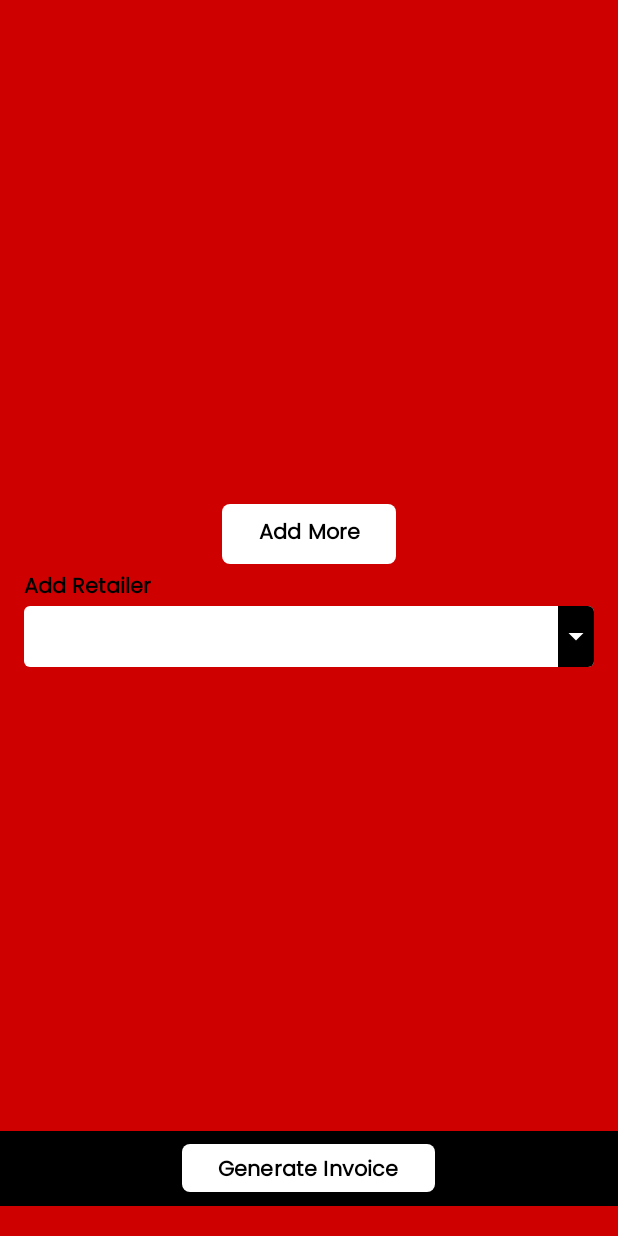
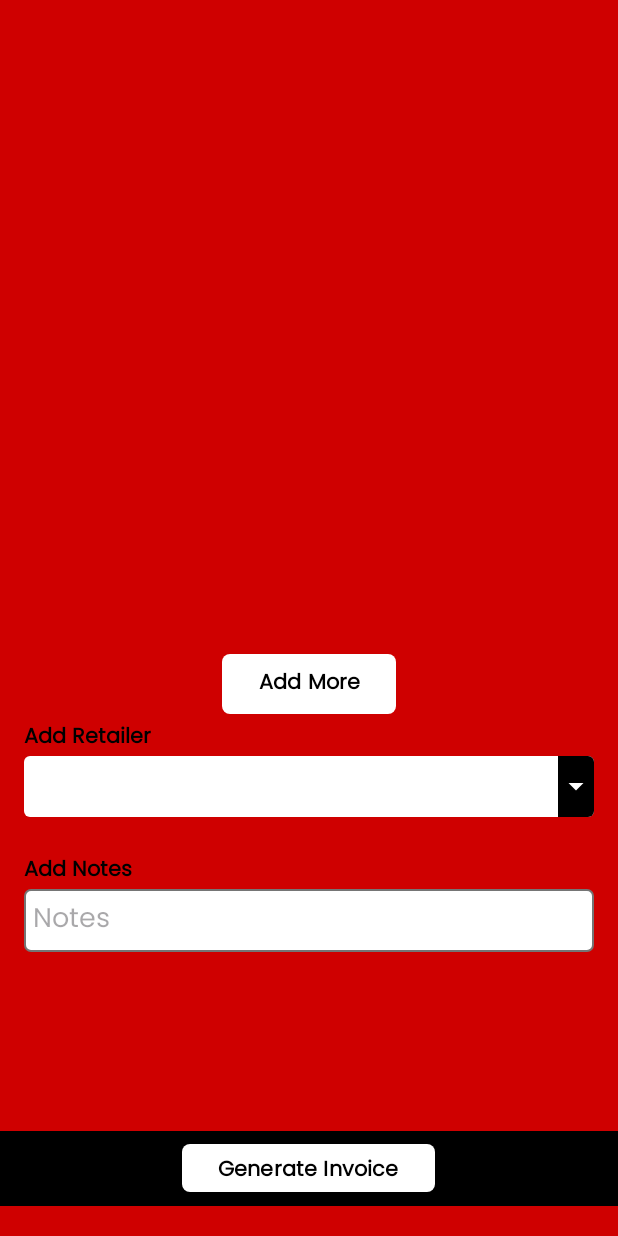
Before and after one commit to isar-hub/Imagine, an Android app: the BillingPanelFragment screen opened directly, with no data from a screen before it, on a phone screen of 412 x 824 dp. Run offline under Robolectric (Android 15) with nearby library versions, the light colour scheme and no system bars; our stand-ins replace Firebase (no records; nobody signed in at launch, a user with empty details on screens opened directly); 6 statements that could not run were skipped.

Commit message:
work on Transactions

```diff
--- a/app/src/main/java/com/isar/imagine/barcode_scenning/BarCodeScanningActivity.kt
+++ b/app/src/main/java/com/isar/imagine/barcode_scenning/BarCodeScanningActivity.kt
@@ -285,7 +285,6 @@ class BarCodeScanningActivity : AppCompatActivity(), OnClickListener {
                     Log.e("tag","Loading...............")
                 }
                 is Results.Success -> {
-
                     showSuccessItemDialog(it.data!!)
                     CustomProgressBar.dismiss()
                     Log.e("BILLING"," data size is ${it.data}")
@@ -297,12 +296,13 @@ class BarCodeScanningActivity : AppCompatActivity(), OnClickListener {
 
     private fun showSuccessItemDialog(item: BillingDataModel) {
 
-        if (listData.any { it.serialNumber == item.serialNumber }) {
+        if (listData.any { it.quantity == item.quantity }) {
             Log.e(TAG, "Item with serial number ${item.serialNumber} already exists in listData.")
         } else {
             listData.add(item)
         }
         val barcodeFieldList = arrayListOf(
+            BarcodeField("Quantity", item.quantity.toString(),true),
             BarcodeField("Serial Number ", item.serialNumber),
             BarcodeField("Brand", item.brand),
             BarcodeField("Model", item.model),
@@ -310,7 +310,6 @@ class BarCodeScanningActivity : AppCompatActivity(), OnClickListener {
             BarcodeField("Condition", item.condition),
             BarcodeField("Purchase Price", item.purchasePrice.toString()),
             BarcodeField("Selling Price", item.sellingPrice.toString()),
-            BarcodeField("Quantity", item.quantity.toString(),true),
             BarcodeField("Notes", item.notes),
         )
         CommonMethods.showLogs("BILLING","Size of list data is ${listData.size}")
--- a/app/src/main/java/com/isar/imagine/billing/BillingPanelFragment.kt
+++ b/app/src/main/java/com/isar/imagine/billing/BillingPanelFragment.kt
@@ -24,17 +24,13 @@ import com.isar.imagine.databinding.FragmentSecondBinding
 import com.isar.imagine.utils.CommonMethods
 import com.isar.imagine.utils.CustomDialog
 import com.isar.imagine.utils.CustomProgressBar
-import com.isar.imagine.utils.Invoice
 import com.isar.imagine.utils.Invoice.createPdf
 import com.isar.imagine.utils.Results
-import com.isar.imagine.utils.Utils
 import com.isar.imagine.utils.getTextView
 import com.isar.imagine.viewmodels.AppDatabase
 import com.isar.imagine.viewmodels.RetailerEntity
 import com.isar.imagine.viewmodels.RetailerRepository
-import kotlinx.coroutines.Dispatchers
 import kotlinx.coroutines.launch
-import kotlinx.coroutines.withContext
 
 class BillingPanelFragment : AppCompatActivity() {
 
@@ -68,7 +64,7 @@ class BillingPanelFragment : AppCompatActivity() {
 
 
         val dataList = intent.getSerializableExtra("data") as List<BillingDataModel>
-        CommonMethods.showLogs("BILLING", "get size is ${dataList.size}")
+        CommonMethods.showLogs("BILLING", "get size is ${dataList[0].quantity}")
         listData.addAll(dataList)
 
         listViewInitialize(view = binding.root)
@@ -122,7 +118,7 @@ class BillingPanelFragment : AppCompatActivity() {
             CustomProgressBar.show(this, "Loading...")
 
             lifecycleScope.launch {
-                viewModel.addTransaction(listData,retailerEntity.uid) {
+                viewModel.addTransaction(listData, retailerEntity.uid) {
                     if (it) {
                         generateInvoice()
                     } else {
@@ -167,22 +163,34 @@ class BillingPanelFragment : AppCompatActivity() {
 
         val headerMap = listData.map { it.brand }.distinct()
         val itemMap = listData.map { it.toInventory() }.distinct().groupBy { it.brand }
-        val expandableListAdapter =
-            InventoryExpandableListAdapter(applicationContext, headerMap, itemMap)
+        CommonMethods.showLogs("TAG", "ITEM MAP IS $itemMap")
+
+
+        val expandableListAdapter = InventoryExpandableListAdapter(this, headerMap, itemMap)
         expandableListView.setAdapter(expandableListAdapter)
+        expandableListView.setOnChildClickListener { parent, v, groupPosition, childPosition, id ->
+            CommonMethods.showLogs("TAG","CLICKED $groupPosition  $childPosition $id")
+
+            expandableListView.expandGroup(groupPosition)
+
+
+        }
+        expandableListView.setOnGroupExpandListener { groupPosition ->
+            CommonMethods.showLogs("TAG", "Group expanded at position: $groupPosition")
+        }
 
 
     }
 
     fun BillingDataModel.toInventory(): InventoryItem {
         return InventoryItem(
+            quantity = this.quantity.toInt(),
             brand = this.brand,
             model = this.model,
             variant = this.variant,
             condition = this.condition,
             purchasePrice = this.purchasePrice,
             sellingPrice = this.sellingPrice,
-            quantity = this.quantity.toInt(),
             notes = this.notes
         )
     }
--- a/app/src/main/java/com/isar/imagine/data/model/VariantsAndColorsResponse.kt
+++ b/app/src/main/java/com/isar/imagine/data/model/VariantsAndColorsResponse.kt
@@ -1,13 +1,13 @@
 package com.isar.imagine.data.model
 
 data class InventoryItem(
+    var quantity: Int,
     val brand: String,
     val model: String,
     val variant: String,
     val condition: String,
     var purchasePrice: Double,
     var sellingPrice: Double,
-    var quantity: Int,
     var notes: String
 )
 
--- a/app/src/main/java/com/isar/imagine/inventory/InventoryViewModel.kt
+++ b/app/src/main/java/com/isar/imagine/inventory/InventoryViewModel.kt
@@ -119,7 +119,7 @@ class InventoryViewModel(private val repository: InventoryRepository) : ViewMode
 
         //new item of inventory item with method parameters
         val newItem = InventoryItem(
-            name, model, variant, condition, purchasePrice, sellingPrice, quantity, notes
+            quantity, name, model, variant, condition, purchasePrice, sellingPrice, notes
         )
 
         //temp list of inventory item
--- a/app/src/main/java/com/isar/imagine/transactions/TransactionsViewModel.kt
+++ b/app/src/main/java/com/isar/imagine/transactions/TransactionsViewModel.kt
@@ -26,7 +26,7 @@ class TransactionsViewModel (private val repository: InventoryRepository) : View
 
         //new item of inventory item with method parameters
         val newItem = InventoryItem(
-            name, model,  variant, condition, purchasePrice, sellingPrice, quantity, notes
+            quantity,name, model,  variant, condition, purchasePrice, sellingPrice,  notes
         )
 
         //temp list of inventory item
--- a/app/src/main/res/layout/expandable_list_item.xml
+++ b/app/src/main/res/layout/expandable_list_item.xml
@@ -11,9 +11,6 @@
 
         android:padding="8dp"
         >
-
-
-
     <TextView
         android:id="@+id/model"
         android:layout_width="wrap_content"
--- a/app/src/main/res/layout/fragment_second.xml
+++ b/app/src/main/res/layout/fragment_second.xml
@@ -2,19 +2,27 @@
 <RelativeLayout xmlns:android="http://schemas.android.com/apk/res/android"
     xmlns:app="http://schemas.android.com/apk/res-auto"
     xmlns:tools="http://schemas.android.com/tools"
+    android:id="@+id/billingMain"
     android:layout_width="match_parent"
     android:layout_height="match_parent"
+    android:background="@color/red"
     android:orientation="vertical"
-    android:background="@color/red"
-    android:id="@+id/billingMain"
     tools:context=".billing.BillingPanelFragment">
 
-
+    <ExpandableListView
+        android:id="@+id/listViewBilling"
+        android:layout_width="match_parent"
+        android:layout_height="400dp"
+        android:padding="10dp"
+        android:clickable="true"
+        android:layout_marginTop="16dp"
+        tools:listheader="@android:layout/simple_expandable_list_item_1"
+         />
     <ScrollView
+        android:id="@+id/scrollable"
         android:layout_width="match_parent"
-        android:layout_height="match_parent"
-        android:id="@+id/scrollable"
-        >
+        android:layout_below="@+id/listViewBilling"
+        android:layout_height="match_parent">
 
         <LinearLayout
 
@@ -24,25 +32,17 @@
             android:orientation="vertical"
             android:padding="16dp">
 
-            <ExpandableListView
-                android:id="@+id/listViewBilling"
-                android:layout_width="match_parent"
-                android:layout_height="300dp"
-                android:layout_marginTop="16dp"
-                android:layout_below="@+id/scrollable"
-                tools:listheader="@layout/expandable_list_header"
-                />
 
             <com.google.android.material.button.MaterialButton
                 android:id="@+id/buttonAdd"
                 android:layout_width="wrap_content"
                 android:layout_height="wrap_content"
+                android:layout_gravity="center"
                 android:text="Add More"
                 android:textColor="@color/black"
                 android:textStyle="bold"
                 app:backgroundTint="@color/white"
                 app:cornerRadius="5dp"
-                android:layout_gravity="center"
 
                 />
 
@@ -51,69 +51,61 @@
             <TextView
                 android:layout_width="wrap_content"
                 android:layout_height="wrap_content"
+                android:text="Add Retailer"
                 android:textColor="@color/black"
-                android:textStyle="bold"
-                android:text="Add Retailer" />
+                android:textStyle="bold" />
 
             <AutoCompleteTextView
                 android:id="@+id/autoCompleteTextView"
                 android:layout_width="match_parent"
                 android:layout_height="wrap_content"
-                android:prompt="@string/variant"
-                android:padding="5dp"
+                android:layout_marginBottom="8dp"
                 android:background="@drawable/dropdown_bg"
                 android:dropDownSelector="@color/white"
-                android:layout_marginBottom="8dp" />
+                android:padding="5dp"
+                android:prompt="@string/variant" />
+            <TextView
+                android:id="@+id/notes_text"
+                android:layout_width="wrap_content"
+                android:layout_height="wrap_content"
+                android:layout_marginTop="16dp"
 
-            <!-- Send Bill -->
-
-<!--            <EditText-->
-<!--                android:layout_width="match_parent"-->
-<!--                android:layout_height="wrap_content"-->
-<!--                android:hint="Add Quantity"-->
-<!--                android:inputType="number"-->
-<!--                android:layout_marginTop="16dp"/>-->
-
-<!--            <Button-->
-<!--                android:id="@+id/btnSendBill"-->
-<!--                android:layout_width="wrap_content"-->
-<!--                android:layout_height="wrap_content"-->
-<!--                android:layout_marginTop="32dp"-->
-<!--                android:text="Save" />-->
-
-
-<!--            <Button-->
-<!--                android:id="@+id/Save"-->
-<!--                android:layout_width="wrap_content"-->
-<!--                android:layout_height="wrap_content"-->
-<!--                android:layout_marginTop="32dp"-->
-<!--                android:text="Send Bill" />-->
+                android:text="Add Notes"
+                android:textColor="@color/black"
+                android:textStyle="bold" />
+            <EditText
+                android:id="@+id/notes"
+                android:layout_width="match_parent"
+                android:layout_height="wrap_content"
+                android:hint="Notes"
+                android:labelFor="@+id/notes_text"
+                android:padding="6dp"
+                android:background="@drawable/barcode_field_box"
+                android:inputType="number" />
 
 
         </LinearLayout>
 
 
+    </ScrollView>
 
-
-    </ScrollView>
     <RelativeLayout
         android:layout_width="match_parent"
         android:layout_height="50dp"
-        android:background="@color/black"
         android:layout_alignParentBottom="true"
         android:layout_marginBottom="20dp"
-        >
+        android:background="@color/black">
+
         <com.google.android.material.button.MaterialButton
             android:id="@+id/loginButton"
             android:layout_width="wrap_content"
             android:layout_height="40dp"
+            android:layout_centerInParent="true"
             android:text="Generate Invoice"
             android:textColor="@color/black"
             android:textStyle="bold"
             app:backgroundTint="@color/white"
-            app:cornerRadius="5dp"
-            android:layout_centerInParent="true"
-            />
+            app:cornerRadius="5dp" />
 
 
     </RelativeLayout>
```
Also changed, not shown: app/src/main/java/com/isar/imagine/Adapters/InventoryExpandableListAdapter.kt (+22 -36 lines), app/src/main/java/com/isar/imagine/barcode/BarcodeFieldAdapter.kt (+43 -18 lines), app/src/main/java/com/isar/imagine/barcode/BarcodeResultFragment.kt (+23 -25 lines), app/src/main/res/layout/expandable_list_header.xml (+11 -39 lines).
